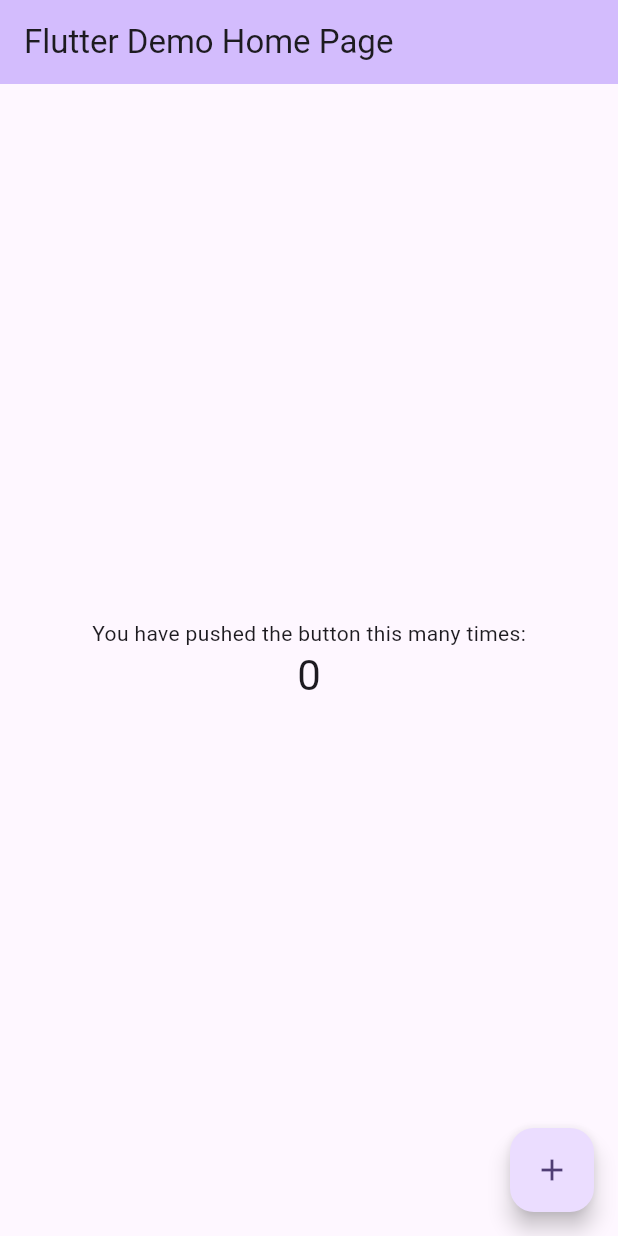
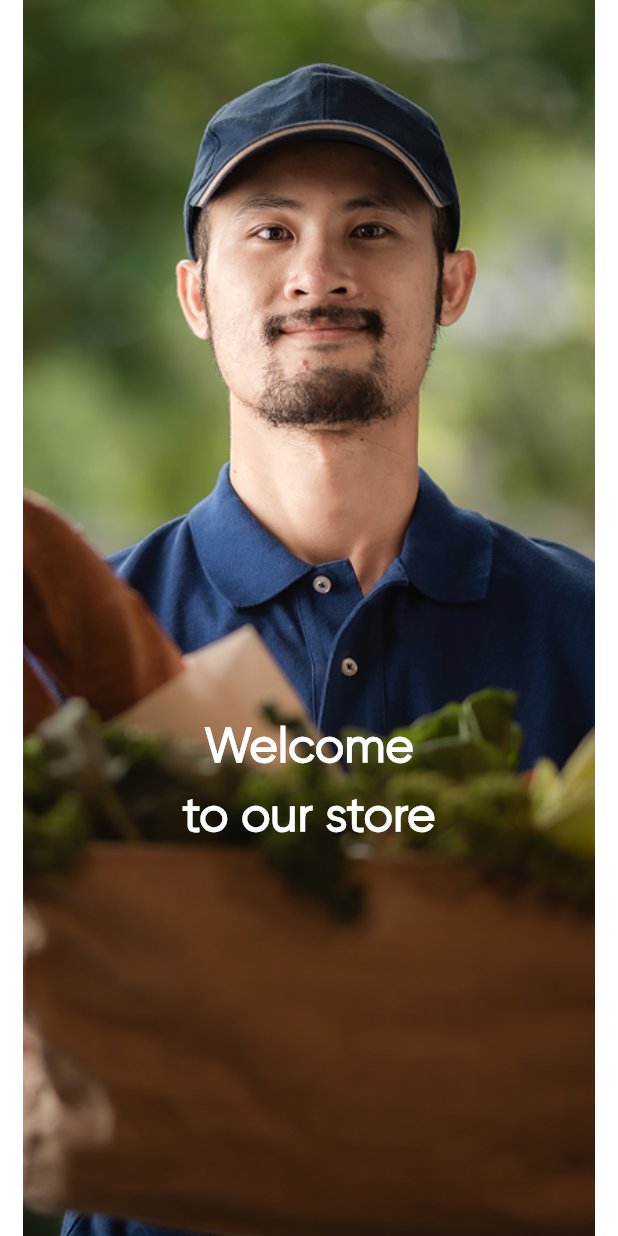
Before and after one commit to MiranKK/online-groceries-app, a Flutter app: the screen it shows after launch, on a phone screen of 412 x 824 dp. Run offline on Flutter 3.47's test engine with Material 3 defaults, Android fonts, the phone set to English and light mode, and no system bars; our stand-ins replace flutter_screenutil.

Commit message:
Finished splash screen and create and modify onboarding screen

```diff
--- a/lib/main.dart
+++ b/lib/main.dart
@@ -1,123 +1,32 @@
 import 'package:flutter/material.dart';
+import 'package:flutter_screenutil/flutter_screenutil.dart';
+import 'package:online_groceries_app_ui/views/onboarding_screen.dart';
+import 'package:online_groceries_app_ui/views/splash_screen.dart';
 
-void main() {
-  runApp(const MyApp());
-}
+void main() => runApp(const MyApp());
 
 class MyApp extends StatelessWidget {
   const MyApp({super.key});
 
-  // This widget is the root of your application.
   @override
   Widget build(BuildContext context) {
-    return MaterialApp(
-      title: 'Flutter Demo',
-      theme: ThemeData(
-
-        // This is the theme of your application.
-        //
-        // TRY THIS: Try running your application with "flutter run". You'll see
-        // the application has a purple toolbar. Then, without quitting the app,
-        // try changing the seedColor in the colorScheme below to Colors.green
-        // and then invoke "hot reload" (save your changes or press the "hot
-        // reload" button in a Flutter-supported IDE, or press "r" if you used
-        // the command line to start the app).
-        //
-        // Notice that the counter didn't reset back to zero; the application
-        // state is not lost during the reload. To reset the state, use hot
-        // restart instead.
-        //
-        // This works for code too, not just values: Most code changes can be
-        // tested with just a hot reload.
-        colorScheme: .fromSeed(seedColor: Colors.deepPurple),
-      ),
-      home: const MyHomePage(title: 'Flutter Demo Home Page'),
+    return ScreenUtilInit(
+      minTextAdapt: true,
+      designSize: Size(360, 690),
+      builder: (context, child) {
+        return MaterialApp(
+          theme: ThemeData(
+            scaffoldBackgroundColor: Colors.white,
+            fontFamily: "Gilroy",
+          ),
+          title: 'Online Groceries App',
+          initialRoute: "/",
+          routes: {
+            "/": (context) => SplashScreen(),
+            "/onboardingScreen": (context) => OnboardingScreen(),
+          },
+        );
+      },
     );
   }
 }
-
-class MyHomePage extends StatefulWidget {
-  const MyHomePage({super.key, required this.title});
-
-  // This widget is the home page of your application. It is stateful, meaning
-  // that it has a State object (defined below) that contains fields that affect
-  // how it looks.
-
-  // This class is the configuration for the state. It holds the values (in this
-  // case the title) provided by the parent (in this case the App widget) and
-  // used by the build method of the State. Fields in a Widget subclass are
-  // always marked "final".
-
-  final String title;
-
-  @override
-  State<MyHomePage> createState() => _MyHomePageState();
-}
-
-class _MyHomePageState extends State<MyHomePage> {
-  int _counter = 0;
-
-  void _incrementCounter() {
-    setState(() {
-      // This call to setState tells the Flutter framework that something has
-      // changed in this State, which causes it to rerun the build method below
-      // so that the display can reflect the updated values. If we changed
-      // _counter without calling setState(), then the build method would not be
-      // called again, and so nothing would appear to happen.
-      _counter++;
-    });
-  }
-
-  @override
-  Widget build(BuildContext context) {
-    // This method is rerun every time setState is called, for instance as done
-    // by the _incrementCounter method above.
-    //
-    // The Flutter framework has been optimized to make rerunning build methods
-    // fast, so that you can just rebuild anything that needs updating rather
-    // than having to individually change instances of widgets.
-    return Scaffold(
-      appBar: AppBar(
-        // TRY THIS: Try changing the color here to a specific color (to
-        // Colors.amber, perhaps?) and trigger a hot reload to see the AppBar
-        // change color while the other colors stay the same.
-        backgroundColor: Theme.of(context).colorScheme.inversePrimary,
-        // Here we take the value from the MyHomePage object that was created by
-        // the App.build method, and use it to set our appbar title.
-        title: Text(widget.title),
-      ),
-      body: Center(
-        // Center is a layout widget. It takes a single child and positions it
-        // in the middle of the parent.
-        child: Column(
-          // Column is also a layout widget. It takes a list of children and
-          // arranges them vertically. By default, it sizes itself to fit its
-          // children horizontally, and tries to be as tall as its parent.
-          //
-          // Column has various properties to control how it sizes itself and
-          // how it positions its children. Here we use mainAxisAlignment to
-          // center the children vertically; the main axis here is the vertical
-          // axis because Columns are vertical (the cross axis would be
-          // horizontal).
-          //
-          // TRY THIS: Invoke "debug painting" (choose the "Toggle Debug Paint"
-          // action in the IDE, or press "p" in the console), to see the
-          // wireframe for each widget.
-          mainAxisAlignment: .center,
-          children: [
-            const Text('You have pushed the button this many times:'),
-            Text(
-              '$_counter',
-              style: Theme.of(context).textTheme.headlineMedium,
-            ),
-          ],
-        ),
-      ),
-      floatingActionButton: FloatingActionButton(
-        onPressed: _incrementCounter,
-        tooltip: 'Increment',
-        child: const Icon(Icons.add),
-      ),
-    );
-  }
-}
--- a/lib/style/custom_text_style.dart
+++ b/lib/style/custom_text_style.dart
@@ -2,215 +2,215 @@ import 'package:flutter/material.dart';
 import 'package:flutter_screenutil/flutter_screenutil.dart';
 
 class CustomTextStyle {
-  final xxLargeBlackBoldText = TextStyle(
+  final  TextStyle xxLargeBlackBoldText = TextStyle(
     fontSize: 26.sp,
     color: Colors.black,
     fontWeight: FontWeight.bold
 
   );
-    final xxLargeBlackText = TextStyle(
+    final  TextStyle xxLargeBlackText = TextStyle(
     fontSize: 26.sp,
     color: Colors.black,
 
   );
-      final xxLargeWhiteBoldText = TextStyle(
+      final  TextStyle xxLargeWhiteBoldText = TextStyle(
     fontSize: 26.sp,
     color: Colors.white,
     fontWeight: FontWeight.bold
 
   );
-        final xxLargeWhiteText = TextStyle(
+        final  TextStyle xxLargeWhiteText = TextStyle(
     fontSize: 26.sp,
     color: Colors.white,
 
 
   );
 
-    final xLargeBlackBoldText = TextStyle(
+    final  TextStyle xLargeBlackBoldText = TextStyle(
     fontSize: 22.sp,
     color: Colors.black,
     fontWeight: FontWeight.bold
 
   );
-    final xLargeBlackText = TextStyle(
+    final  TextStyle xLargeBlackText = TextStyle(
     fontSize: 22.sp,
     color: Colors.black,
 
   );
-      final xLargeWhiteBoldText = TextStyle(
+      final  TextStyle xLargeWhiteBoldText = TextStyle(
     fontSize: 22.sp,
     color: Colors.white,
     fontWeight: FontWeight.bold
 
   );
-        final xLargeWhiteText = TextStyle(
+        final  TextStyle xLargeWhiteText = TextStyle(
     fontSize: 22.sp,
     color: Colors.white,
 
 
   );
 
-    final largeBlackBoldText = TextStyle(
+    final  TextStyle largeBlackBoldText = TextStyle(
     fontSize: 20.sp,
     color: Colors.black,
     fontWeight: FontWeight.bold
 
   );
-    final largeBlackText = TextStyle(
+    final  TextStyle largeBlackText = TextStyle(
     fontSize: 20.sp,
     color: Colors.black,
 
   );
-      final largeWhiteBoldText = TextStyle(
+      final  TextStyle largeWhiteBoldText = TextStyle(
     fontSize: 20.sp,
     color: Colors.white,
     fontWeight: FontWeight.bold
 
   );
-        final largeWhiteText = TextStyle(
+        final  TextStyle largeWhiteText = TextStyle(
     fontSize: 20.sp,
     color: Colors.white,
 
 
   );
 
-    final mediumBlackBoldText = TextStyle(
+    final  TextStyle mediumBlackBoldText = TextStyle(
     fontSize: 18.sp,
     color: Colors.black,
     fontWeight: FontWeight.bold
 
   );
-    final mediumBlackText = TextStyle(
+    final  TextStyle mediumBlackText = TextStyle(
     fontSize: 18.sp,
     color: Colors.black,
 
   );
-      final mediumWhiteBoldText = TextStyle(
+      final  TextStyle mediumWhiteBoldText = TextStyle(
     fontSize: 18.sp,
     color: Colors.white,
     fontWeight: FontWeight.bold
 
   );
-        final mediumWhiteText = TextStyle(
+        final  TextStyle mediumWhiteText = TextStyle(
     fontSize: 18.sp,
     color: Colors.white,
 
 
   );
 
-    final smallBlackBoldText = TextStyle(
+    final  TextStyle smallBlackBoldText = TextStyle(
     fontSize: 16.sp,
     color: Colors.black,
     fontWeight: FontWeight.bold
 
   );
-    final smallBlackText = TextStyle(
+    final  TextStyle smallBlackText = TextStyle(
     fontSize: 16.sp,
     color: Colors.black,
 
   );
-      final smallWhiteBoldText = TextStyle(
+      final  TextStyle smallWhiteBoldText = TextStyle(
     fontSize: 16.sp,
     color: Colors.white,
     fontWeight: FontWeight.bold
 
   );
-        final smallWhiteText = TextStyle(
+        final  TextStyle smallWhiteText = TextStyle(
     fontSize: 16.sp,
     color: Colors.white,
 
 
   );
-    final xsmallBlackBoldText = TextStyle(
+    final  TextStyle xsmallBlackBoldText = TextStyle(
     fontSize: 14.sp,
     color: Colors.black,
     fontWeight: FontWeight.bold
 
   );
-    final xsmallBlackText = TextStyle(
+    final  TextStyle xsmallBlackText = TextStyle(
     fontSize: 14.sp,
     color: Colors.black,
 
   );
-      final xsmallWhiteBoldText = TextStyle(
+      final  TextStyle xsmallWhiteBoldText = TextStyle(
     fontSize: 14.sp,
     color: Colors.white,
     fontWeight: FontWeight.bold
 
   );
-        final xsmallWhiteText = TextStyle(
+        final  TextStyle xsmallWhiteText = TextStyle(
     fontSize: 14.sp,
     color: Colors.white,
 
 
   );
 
-    final xxsmallBlackBoldText = TextStyle(
+    final  TextStyle xxsmallBlackBoldText = TextStyle(
     fontSize: 12.sp,
     color: Colors.black,
     fontWeight: FontWeight.bold
 
   );
-    final xxsmallBlackText = TextStyle(
+    final  TextStyle xxsmallBlackText = TextStyle(
     fontSize: 12.sp,
     color: Colors.black,
 
   );
-      final xxsmallWhiteBoldText = TextStyle(
+      final  TextStyle xxsmallWhiteBoldText = TextStyle(
     fontSize: 12.sp,
     color: Colors.white,
     fontWeight: FontWeight.bold
 
   );
-        final xxsmallWhiteText = TextStyle(
+        final  TextStyle xxsmallWhiteText = TextStyle(
     fontSize: 12.sp,
     color: Colors.white,
 
 
   );
 
-    final verysmallBlackBoldText = TextStyle(
+    final  TextStyle verysmallBlackBoldText = TextStyle(
     fontSize: 10.sp,
     color: Colors.black,
     fontWeight: FontWeight.bold
 
   );
-    final verysmallBlackText = TextStyle(
+    final  TextStyle verysmallBlackText = TextStyle(
     fontSize: 10.sp,
     color: Colors.black,
 
   );
-      final verysmallWhiteBoldText = TextStyle(
+      final  TextStyle verysmallWhiteBoldText = TextStyle(
     fontSize: 10.sp,
     color: Colors.white,
     fontWeight: FontWeight.bold
 
   );
-        final verysmallWhiteText = TextStyle(
+        final  TextStyle verysmallWhiteText = TextStyle(
     fontSize: 10.sp,
     color: Colors.white,
 
 
   );
 
-    final extremsmallBlackBoldText = TextStyle(
+    final  TextStyle extremsmallBlackBoldText = TextStyle(
     fontSize: 8.sp,
     color: Colors.black,
     fontWeight: FontWeight.bold
 
   );
-    final extremsmallBlackText = TextStyle(
+    final  TextStyle extremsmallBlackText = TextStyle(
     fontSize: 8.sp,
     color: Colors.black,
 
   );
-      final extremsmallWhiteBoldText = TextStyle(
+      final  TextStyle extremsmallWhiteBoldText = TextStyle(
     fontSize: 8.sp,
     color: Colors.white,
     fontWeight: FontWeight.bold
 
   );
-        final extremesmallWhiteText = TextStyle(
+        final  TextStyle extremesmallWhiteText = TextStyle(
     fontSize: 8.sp,
     color: Colors.white,
 
--- /dev/null
+++ b/lib/views/onboarding_screen.dart
@@ -0,0 +1,34 @@
+import 'package:flutter/material.dart';
+import 'package:online_groceries_app_ui/style/custom_text_style.dart';
+
+class OnboardingScreen extends StatelessWidget {
+  const OnboardingScreen({super.key});
+
+  @override
+  Widget build(BuildContext context) {
+    return Scaffold(
+      body: Container(
+        child: Stack(
+          children: [
+            Align(
+              alignment: AlignmentGeometry.center,
+              child: Image.asset("assets/images/onboarding-background.png"),
+            ),
+
+            Align(
+              alignment: Alignment(0, 0.3),
+              child: Text(
+                textAlign: TextAlign.center,
+                "Welcome \nto our store",
+                style: CustomTextStyle().xxLargeWhiteBoldText.copyWith(
+                  fontSize: 32,
+                  fontWeight: FontWeight.w900,
+                ),
+              ),
+            ),
+          ],
+        ),
+      ),
+    );
+  }
+}
```
Also changed, not shown: lib/views/splash_screen.dart (added, +48 -0 lines).
